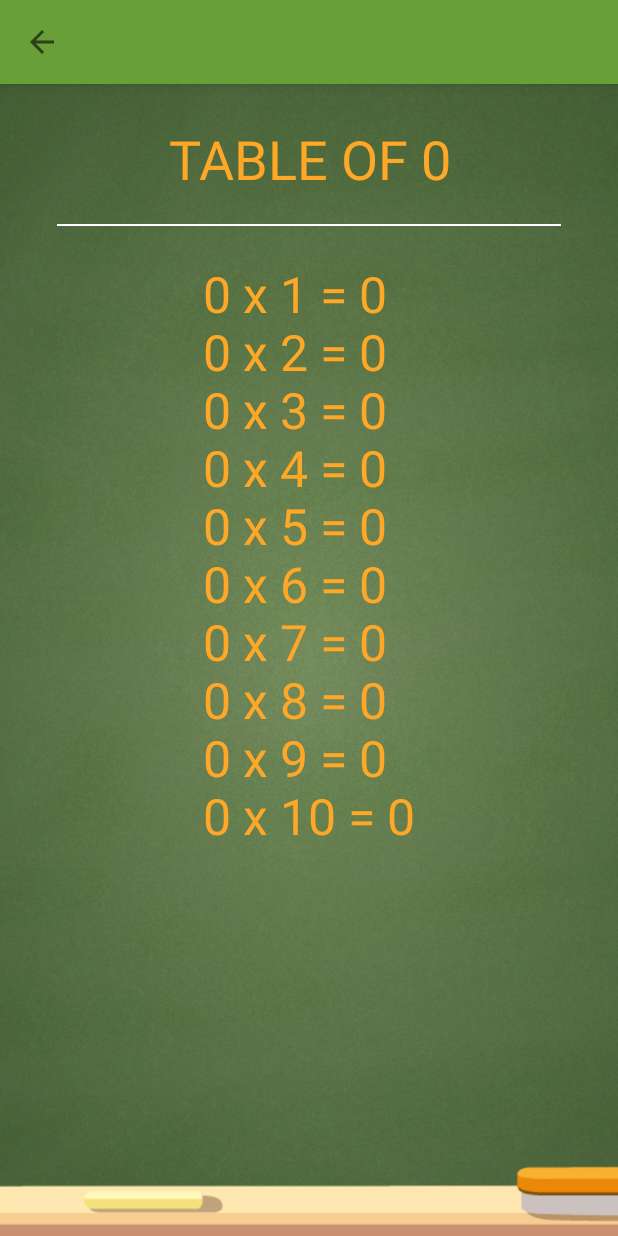
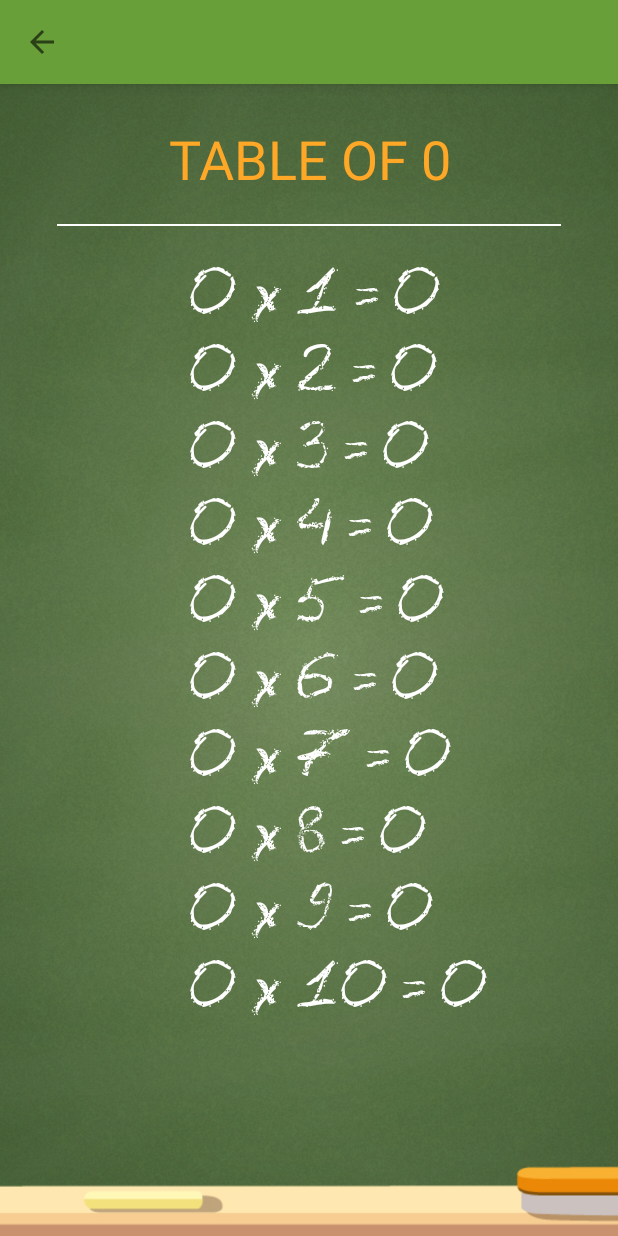
Before and after one commit to codedbyaman/aTable, an Android app: the DetailActivity screen opened directly, with no data from a screen before it, on a phone screen of 412 x 824 dp. Run offline under Robolectric (Android 15) with nearby library versions, the phone set to English and light mode, and no system bars.

Commit message:
added chalkFont in DetailActivity and dimens for activity_details

```diff
--- a/app/src/main/java/com/example/aman/table/DetailActivity.java
+++ b/app/src/main/java/com/example/aman/table/DetailActivity.java
@@ -3,6 +3,7 @@
 package com.example.aman.table;
 
 import android.content.Intent;
+import android.graphics.Typeface;
 import android.os.Bundle;
 import android.speech.tts.TextToSpeech;
 import android.speech.tts.Voice;
@@ -30,19 +31,21 @@ public class DetailActivity extends AppCompatActivity {
     int result;
     TextView tv_speech;
     String text;
+    TextView tfont;
 
 
     @Override
     protected void onCreate(@Nullable Bundle savedInstanceState) {
+        super.onCreate(savedInstanceState);
 
+        setContentView(R.layout.activity_detail);
 
-        super.onCreate(savedInstanceState);
-        setContentView(R.layout.activity_detail);
         TextView textView = findViewById(R.id.tv_table_title);
         TextView textView1 = findViewById(R.id.tv_table_data);
         ImageButton imageButton = findViewById(R.id.bt_home);
         ImageButton imageButton1 = findViewById(R.id.bt_return);
         ImageButton buttonSpeech = findViewById(R.id.bt_speech);
+
         TextView toolbar_text = (findViewById(R.id.toolbar_text));
         toolbar_text.setVisibility(View.GONE);
 
@@ -50,6 +53,15 @@ public class DetailActivity extends AppCompatActivity {
         setSupportActionBar(toolbar);
         getSupportActionBar().setDisplayHomeAsUpEnabled(true);
         getSupportActionBar().setDisplayShowTitleEnabled(false);
+
+        tfont=(TextView)findViewById(R.id.tv_table_data);
+        Typeface MyFont = Typeface.createFromAsset(getAssets(),"fonts/chalk.ttf");
+        tfont.setTypeface(MyFont);
+
+
+
+
+
 
         toolbar.setNavigationOnClickListener(new View.OnClickListener() {
             @Override
@@ -59,10 +71,7 @@ public class DetailActivity extends AppCompatActivity {
             }
         });
 
-
         tv_speech = (TextView) findViewById(R.id.tv_table_data);
-
-
         textToSpeech = new TextToSpeech(DetailActivity.this, new TextToSpeech.OnInitListener() {
             @Override
             public void onInit(int status) {
@@ -73,9 +82,6 @@ public class DetailActivity extends AppCompatActivity {
                 }
             }
         });
-
-
-
 
         imageButton.setOnClickListener(new View.OnClickListener() {
             @Override
--- a/app/src/main/res/layout/activity_detail.xml
+++ b/app/src/main/res/layout/activity_detail.xml
@@ -69,7 +69,7 @@
 
                 <LinearLayout
                     android:layout_width="match_parent"
-                    android:layout_height="@dimen/activity_detail_table_linear_layout"
+                    android:layout_height="wrap_content"
                     android:gravity="center">
 
                     <TextView
@@ -77,16 +77,17 @@
                         android:layout_width="wrap_content"
                         android:layout_height="wrap_content"
                         android:gravity="left"
+                        android:layout_marginLeft="40dp"
                         android:text="Table:"
-                        android:textColor="@color/colorText"
+                        android:textColor="#ffffff"
                         android:textSize="@dimen/activity_detail_text_view_textsize"/>
 
                 </LinearLayout>
 
                 <LinearLayout
                     android:layout_width="wrap_content"
-                    android:layout_height="match_parent"
-                    android:layout_gravity="center_horizontal"
+                    android:layout_height="wrap_content"
+                    android:layout_gravity="center"
                     android:orientation="horizontal">
 
                     <ImageButton
--- a/app/src/main/res/values-sw320dp/dimens.xml
+++ b/app/src/main/res/values-sw320dp/dimens.xml
@@ -73,6 +73,9 @@
 
     <dimen name="activity_detail_image_button_layout_width_home">32dp</dimen>
     <dimen name="activity_detail_image_button_layout_height_home">32dp</dimen>
+
+    <dimen name="activity_detail_text_view_table_data_layout_marginLeft">32dp</dimen>
+
     <dimen name="activity_detail_text_view_textsize">18sp</dimen>
     <dimen name="activity_detail_layout_marginHorizontal_home">8dp</dimen>
 
--- a/app/src/main/res/values-sw360dp/dimens.xml
+++ b/app/src/main/res/values-sw360dp/dimens.xml
@@ -75,6 +75,10 @@
 
     <dimen name="activity_detail_image_button_layout_width_home">40dp</dimen>
     <dimen name="activity_detail_image_button_layout_height_home">40dp</dimen>
+
+
+    <dimen name="activity_detail_text_view_table_data_layout_marginLeft">40dp</dimen>
+
     <dimen name="activity_detail_text_view_textsize">23sp</dimen>
     <dimen name="activity_detail_layout_marginHorizontal_home">10dp</dimen>
 
--- a/app/src/main/res/values-sw400dp/dimens.xml
+++ b/app/src/main/res/values-sw400dp/dimens.xml
@@ -71,6 +71,9 @@
 
     <dimen name="activity_detail_image_button_layout_width_home">50dp</dimen>
     <dimen name="activity_detail_image_button_layout_height_home">50dp</dimen>
+
+    <dimen name="activity_detail_text_view_table_data_layout_marginLeft">50dp</dimen>
+
     <dimen name="activity_detail_text_view_textsize">33sp</dimen>
     <dimen name="activity_detail_layout_marginHorizontal_home">13dp</dimen>
 
--- a/app/src/main/res/values-sw600dp/dimens.xml
+++ b/app/src/main/res/values-sw600dp/dimens.xml
@@ -77,6 +77,9 @@
     <dimen name="activity_detail_image_button_layout_width_home">62dp</dimen>
     <dimen name="activity_detail_image_button_layout_height_home">62dp</dimen>
     <dimen name="activity_detail_text_view_textsize">41sp</dimen>
+
+    <dimen name="activity_detail_text_view_table_data_layout_marginLeft">62dp</dimen>
+
     <dimen name="activity_detail_layout_marginHorizontal_home">16dp</dimen>
 
 
--- a/app/src/main/res/values/dimens.xml
+++ b/app/src/main/res/values/dimens.xml
@@ -73,7 +73,12 @@
 
     <dimen name="activity_detail_image_button_layout_width_home">32dp</dimen>
     <dimen name="activity_detail_image_button_layout_height_home">32dp</dimen>
+
+    <dimen name="activity_detail_text_view_table_data_layout_marginLeft">32dp</dimen>
+
     <dimen name="activity_detail_text_view_textsize">15sp</dimen>
+
+
     <dimen name="activity_detail_layout_marginHorizontal_home">8dp</dimen>
 
 
```
Also changed, not shown: app/src/main/assets/fonts/chalk.ttf (added), app/src/main/assets/fonts/squakychalk.ttf (added).
